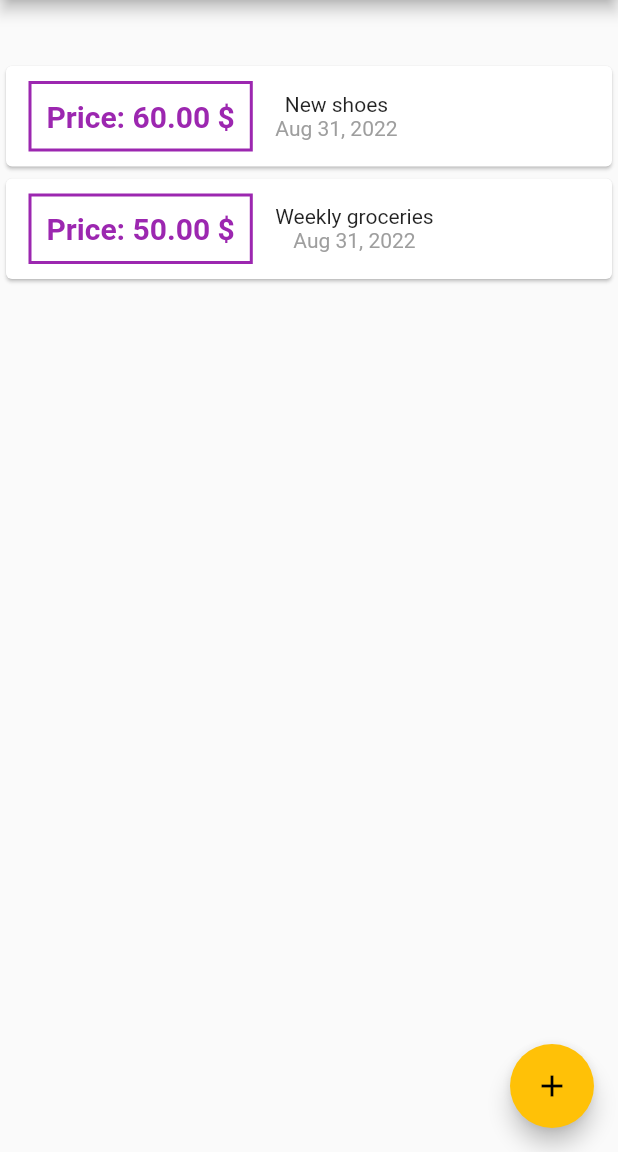
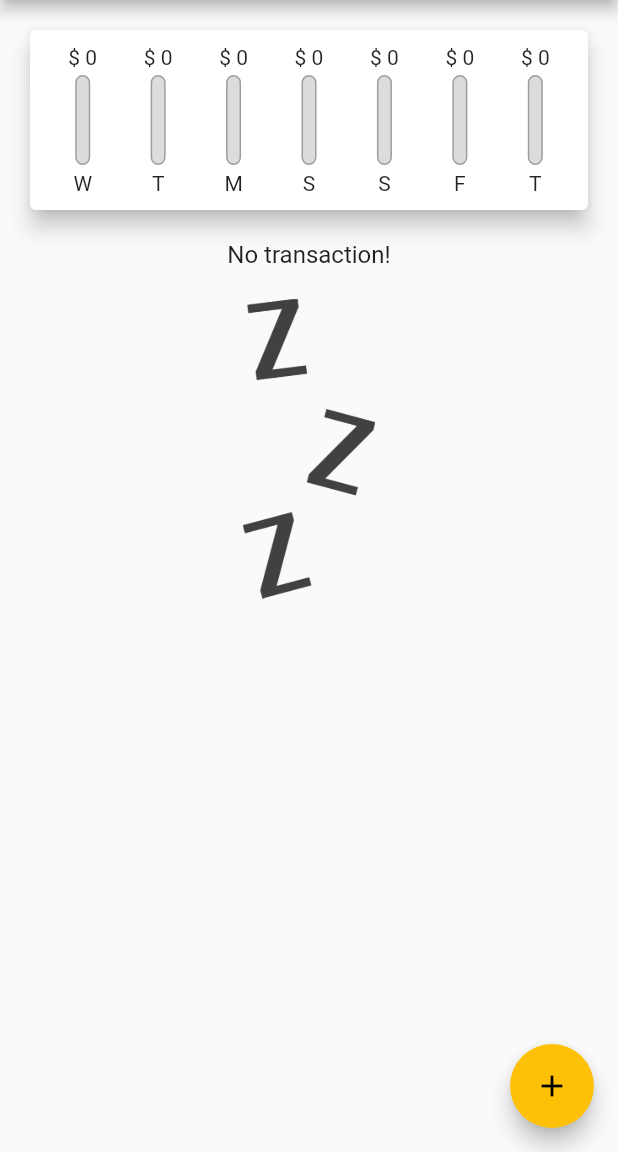
Before and after one commit to Arkadian404/flutter_new, a Flutter app: the screen it shows after launch, on a phone screen of 412 x 824 dp, the part 84-1236 px from its top. Run offline on Flutter 3.47's test engine with Material 2 defaults, Android fonts, the phone set to English and light mode, and no system bars; missing offline and left inert: dart:ffi.

Commit message:
Add chart bar and fix some stuffs @@

```diff
--- a/lib/main.dart
+++ b/lib/main.dart
@@ -28,9 +28,9 @@ class MyHomepage extends StatefulWidget {
 
 class _MyHomepageState extends State<MyHomepage> {
   final List<Transaction> _userTransactions = [
-    Transaction(id: 't1', title: 'New shoes', amount: 60, date: DateTime.now()),
-    Transaction(
-        id: 't2', title: 'Weekly groceries', amount: 50, date: DateTime.now()),
+    // Transaction(id: 't1', title: 'New shoes', amount: 60, date: DateTime.now()),
+    // Transaction(
+    //     id: 't2', title: 'Weekly groceries', amount: 50, date: DateTime.now()),
   ];
 
   List<Transaction> get _recentTransactions {
--- a/lib/widgets/chart.dart
+++ b/lib/widgets/chart.dart
@@ -1,5 +1,8 @@
+import 'dart:ffi';
+
 import "package:flutter/material.dart";
 import "../models/transaction.dart";
+import "./chart_bar.dart";
 import 'package:intl/intl.dart';
 
 class Chart extends StatelessWidget {
@@ -19,9 +22,15 @@ class Chart extends StatelessWidget {
         }
       }
       return {
-        'day': DateFormat.E().format(weekDay),
+        'day': DateFormat.E().format(weekDay).substring(0, 1),
         'amount': totalSum,
       };
+    });
+  }
+
+  double get totalSpending {
+    return groupedTransactions.fold(0, (sum, item) {
+      return sum + (item['amount'] as double);
     });
   }
 
@@ -30,6 +39,23 @@ class Chart extends StatelessWidget {
     return Card(
       elevation: 6,
       margin: EdgeInsets.all(20),
+      child: Container(
+        padding: EdgeInsets.all(10),
+        child: Row(
+          mainAxisAlignment: MainAxisAlignment.spaceAround,
+          children: groupedTransactions.map((data) {
+            return Flexible(
+              fit: FlexFit.tight,
+              child: ChartBar(
+                  data['day'] as String,
+                  data['amount'] as double,
+                  totalSpending == 0
+                      ? 0
+                      : (data['amount'] as double) / totalSpending),
+            );
+          }).toList(),
+        ),
+      ),
     );
   }
 }
--- /dev/null
+++ b/lib/widgets/chart_bar.dart
@@ -0,0 +1,49 @@
+import "package:flutter/material.dart";
+
+class ChartBar extends StatelessWidget {
+  final String label;
+  final double spendingAmount;
+  final double spendingPctOfTotal;
+
+  ChartBar(this.label, this.spendingAmount, this.spendingPctOfTotal);
+
+  @override
+  Widget build(BuildContext context) {
+    return Column(
+      children: <Widget>[
+        FittedBox(
+          child: Text("\$ ${spendingAmount.toStringAsFixed(0)}"),
+        ),
+        SizedBox(
+          height: 4,
+        ),
+        Container(
+          height: 60,
+          width: 10,
+          child: Stack(
+            children: <Widget>[
+              Container(
+                decoration: BoxDecoration(
+                  border: Border.all(color: Colors.grey, width: 1.0),
+                  color: Color.fromRGBO(220, 220, 220, 1),
+                  borderRadius: BorderRadius.circular(10),
+                ),
+              ),
+              FractionallySizedBox(
+                heightFactor: spendingAmount,
+                child: Container(
+                  decoration: BoxDecoration(
+                    color: Theme.of(context).primaryColor,
+                    borderRadius: BorderRadius.circular(10),
+                  ),
+                ),
+              )
+            ],
+          ),
+        ),
+        SizedBox(height: 4),
+        Text(label),
+      ],
+    );
+  }
+}
```
